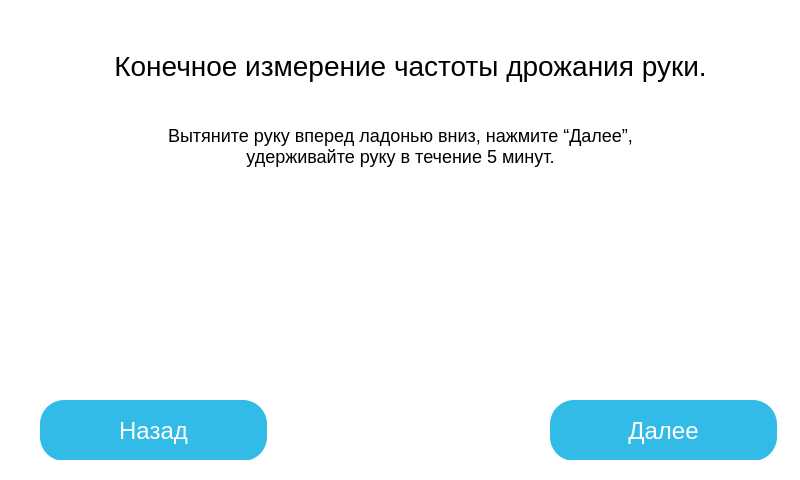
Before: the Qt Designer form gui/window-11.ui in GerrFrog/Muscular-training-apparatus, drawn with Qt 5.
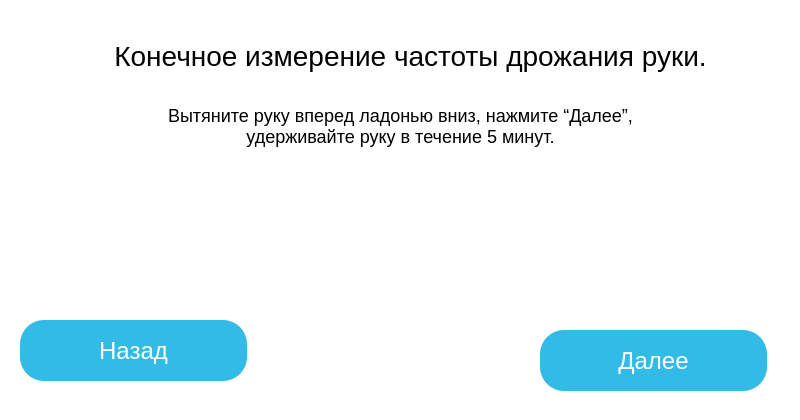
After: the same form once the commit is applied. Icons and pictures are not drawn.

Patch:
```diff
--- a/gui/window-11.ui
+++ b/gui/window-11.ui
@@ -7,7 +7,7 @@
     <x>0</x>
     <y>0</y>
     <width>800</width>
-    <height>480</height>
+    <height>420</height>
    </rect>
   </property>
   <property name="windowTitle">
@@ -27,7 +27,7 @@
           <property name="geometry">
            <rect>
             <x>90</x>
-            <y>10</y>
+            <y>0</y>
             <width>601</width>
             <height>71</height>
            </rect>
@@ -64,9 +64,9 @@
           <property name="geometry">
            <rect>
             <x>110</x>
-            <y>90</y>
+            <y>80</y>
             <width>541</width>
-            <height>71</height>
+            <height>51</height>
            </rect>
           </property>
           <property name="styleSheet">
@@ -102,7 +102,7 @@
           <property name="geometry">
            <rect>
             <x>240</x>
-            <y>200</y>
+            <y>150</y>
             <width>291</width>
             <height>141</height>
            </rect>
@@ -120,8 +120,8 @@
          <widget class="QPushButton" name="previous_pushButton">
           <property name="geometry">
            <rect>
-            <x>20</x>
-            <y>380</y>
+            <x>0</x>
+            <y>300</y>
             <width>227</width>
             <height>61</height>
            </rect>
@@ -152,8 +152,8 @@
          <widget class="QPushButton" name="next_pushButton">
           <property name="geometry">
            <rect>
-            <x>530</x>
-            <y>380</y>
+            <x>520</x>
+            <y>310</y>
             <width>227</width>
             <height>61</height>
            </rect>
```
